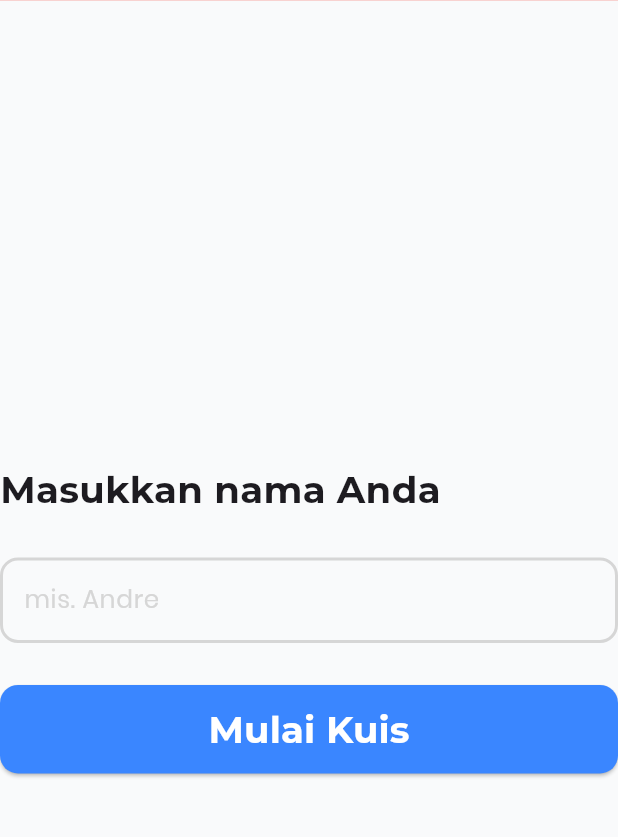
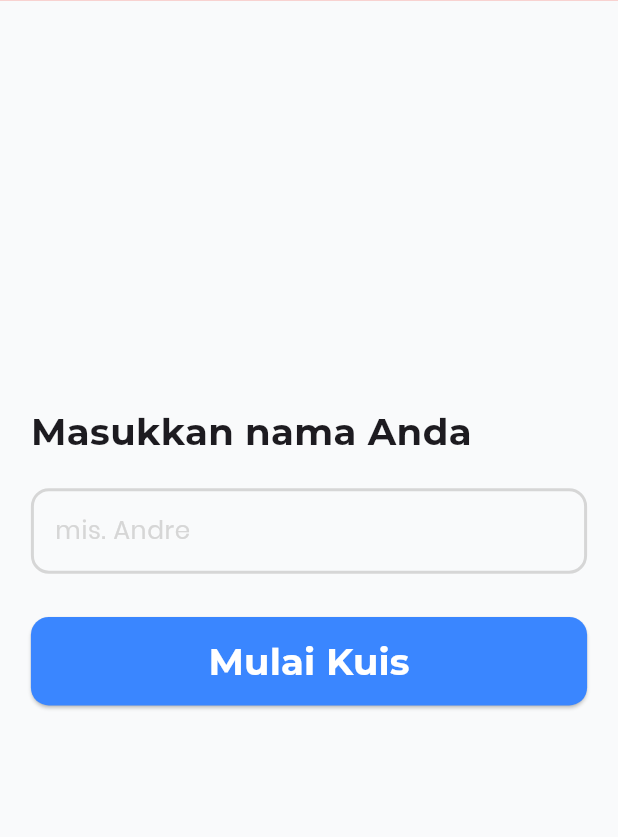
Before and after one commit to Andre-231401040/kuisku, a Flutter app: the screen it shows after launch, on a phone screen of 412 x 824 dp, the part 77-914 px from its top. Run offline on Flutter 3.47's test engine with Material 3 defaults, Android fonts, the light colour scheme and no system bars; our stand-ins replace go_router.

Commit message:
refactor: improve name input screen and question card responsiveness

```diff
--- a/lib/screens/name_input_screen.dart
+++ b/lib/screens/name_input_screen.dart
@@ -15,6 +15,12 @@ class NameInputScreen extends StatelessWidget {
     final screenHeight = MediaQuery.of(context).size.height;
     final orientation = MediaQuery.of(context).orientation;
 
+    final horizontalPadding = screenWidth * 0.05;
+
+    final verticalPadding = orientation == Orientation.portrait
+        ? screenHeight * 0.04
+        : screenHeight * 0.085;
+
     final double heading3 = orientation == Orientation.portrait
         ? screenWidth * 0.06
         : screenHeight * 0.06;
@@ -24,14 +30,15 @@ class NameInputScreen extends StatelessWidget {
         : screenHeight * 0.04;
 
     return RootScaffold(
-      body: Padding(
-        padding: orientation == Orientation.landscape
-            ? EdgeInsets.only(top: 80)
-            : EdgeInsets.all(0),
-        child: SingleChildScrollView(
-          scrollDirection: Axis.vertical,
+      body: SingleChildScrollView(
+        scrollDirection: Axis.vertical,
+        child: Padding(
+          padding: EdgeInsets.symmetric(
+            horizontal: horizontalPadding,
+            vertical: verticalPadding,
+          ),
           child: SizedBox(
-            height: screenHeight,
+            height: screenHeight - 150,
             child: Column(
               mainAxisAlignment: orientation == Orientation.landscape
                   ? MainAxisAlignment.start
@@ -47,23 +54,27 @@ class NameInputScreen extends StatelessWidget {
                   ),
                 ),
 
-                SizedBox(height: 28),
+                SizedBox(
+                  height: orientation == Orientation.portrait
+                      ? screenHeight * 0.025
+                      : screenHeight * 0.05,
+                ),
 
                 TextField(
                   controller: _textController,
                   style: TextStyle(fontSize: body),
                   decoration: InputDecoration(
                     enabledBorder: OutlineInputBorder(
-                      borderRadius: BorderRadius.all(Radius.circular(12.0)),
+                      borderRadius: BorderRadius.all(Radius.circular(12)),
                       borderSide: BorderSide(
-                        width: 2.0,
+                        width: 2,
                         color: Color(0xFFD6D6D6),
                       ),
                     ),
                     focusedBorder: OutlineInputBorder(
-                      borderRadius: BorderRadius.all(Radius.circular(12.0)),
+                      borderRadius: BorderRadius.all(Radius.circular(12)),
                       borderSide: BorderSide(
-                        width: 2.0,
+                        width: 2,
                         color: Color(0xFF3A86FF),
                       ),
                     ),
@@ -75,7 +86,11 @@ class NameInputScreen extends StatelessWidget {
                   ),
                 ),
 
-                SizedBox(height: 28),
+                SizedBox(
+                  height: orientation == Orientation.portrait
+                      ? screenHeight * 0.035
+                      : screenHeight * 0.07,
+                ),
 
                 SizedBox(
                   width: double.infinity,
@@ -84,7 +99,7 @@ class NameInputScreen extends StatelessWidget {
                       padding: EdgeInsets.all(12),
                       backgroundColor: Color(0xFF3A86FF),
                       shape: RoundedRectangleBorder(
-                        borderRadius: BorderRadius.all(Radius.circular(12.0)),
+                        borderRadius: BorderRadius.all(Radius.circular(12)),
                       ),
                     ),
                     onPressed: () {
--- a/lib/widgets/question_card.dart
+++ b/lib/widgets/question_card.dart
@@ -104,7 +104,7 @@ class QuestionCard extends StatelessWidget {
                               ? Color(0XFF3A86FF)
                               : Colors.white,
                           borderRadius: BorderRadius.circular(
-                            screenWidth * 0.01,
+                            screenWidth * 0.015,
                           ),
                         ),
                         child: Row(
@@ -152,7 +152,7 @@ class QuestionCard extends StatelessWidget {
                 backgroundColor: Color(0xFF3A86FF),
                 shape: RoundedRectangleBorder(
                   borderRadius: BorderRadius.all(
-                    Radius.circular(screenWidth * 0.02),
+                    Radius.circular(screenWidth * 0.03),
                   ),
                 ),
               ),
```
